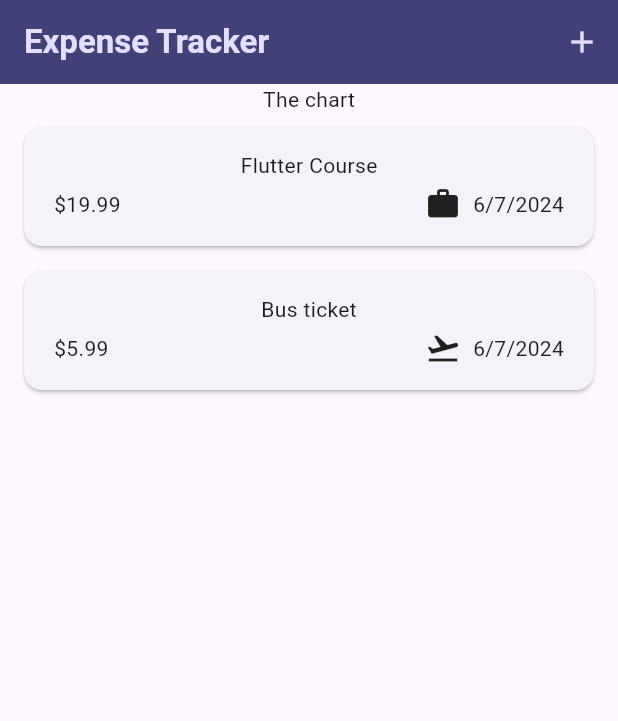
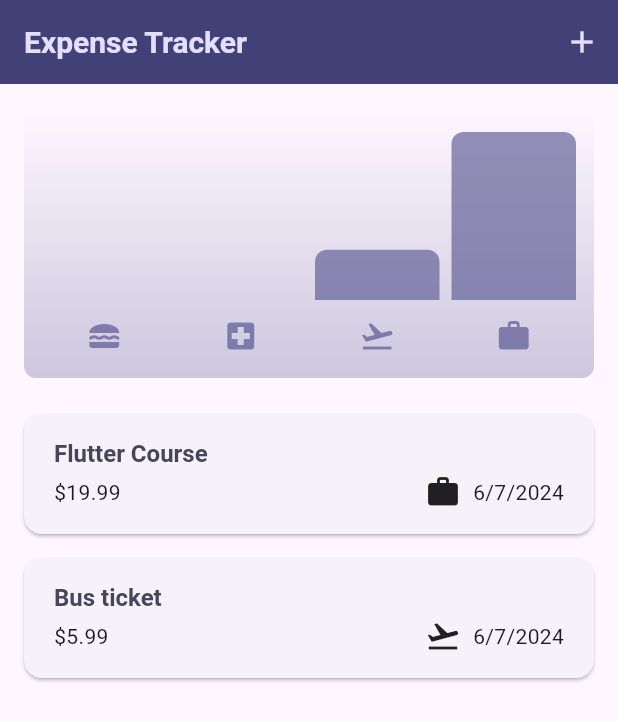
Before and after one commit to aezakmi7/expense_tracker, a Flutter app: the screen it shows after launch, on a phone screen of 412 x 824 dp. Shown: the top 721 px of the screen. Run offline on Flutter 3.47's test engine with Material 3 defaults, Android fonts, the phone set to English and light mode, and no system bars.

Commit message:
Implemented chart of expenses

```diff
--- a/lib/datamodel/expense.dart
+++ b/lib/datamodel/expense.dart
@@ -33,3 +33,28 @@ class Expense {
     return formatter.format(date);
   }
 }
+
+class ExpenseBucket {
+  const ExpenseBucket({
+    required this.category,
+    required this.expenses,
+  });
+
+  ExpenseBucket.forCategory(List<Expense> allExpenses, this.category)
+      : expenses = allExpenses
+            .where((expense) => expense.category == category)
+            .toList();
+
+  final Category category;
+  final List<Expense> expenses;
+
+  double get totalExpenses {
+    double sum = 0;
+
+    for (final expense in expenses) {
+      sum += expense.amount;
+    }
+
+    return sum;
+  }
+}
--- a/lib/main.dart
+++ b/lib/main.dart
@@ -3,6 +3,11 @@ import 'package:flutter/material.dart';
 
 var kColorScheme = ColorScheme.fromSeed(
   seedColor: const Color.fromARGB(255, 47, 0, 255),
+);
+
+var kDarkColorScheme = ColorScheme.fromSeed(
+  brightness: Brightness.dark,
+  seedColor: const Color.fromARGB(255, 26, 0, 141),
 );
 
 void main() {
@@ -16,6 +21,21 @@ class MyApp extends StatelessWidget {
   @override
   Widget build(BuildContext context) {
     return MaterialApp(
+      darkTheme: ThemeData.dark().copyWith(
+        colorScheme: kDarkColorScheme,
+        cardTheme: const CardTheme().copyWith(
+          margin: const EdgeInsets.symmetric(
+            horizontal: 16,
+            vertical: 8,
+          ),
+        ),
+        elevatedButtonTheme: ElevatedButtonThemeData(
+          style: ElevatedButton.styleFrom(
+            backgroundColor: kDarkColorScheme.primaryContainer,
+            foregroundColor: kDarkColorScheme.onPrimaryContainer,
+          ),
+        ),
+      ),
       theme: ThemeData().copyWith(
         colorScheme: kColorScheme,
         appBarTheme: const AppBarTheme().copyWith(
@@ -37,9 +57,11 @@ class MyApp extends StatelessWidget {
               titleLarge: TextStyle(
                 fontWeight: FontWeight.bold,
                 color: kColorScheme.onSecondaryContainer,
+                fontSize: 16,
               ),
             ),
       ),
+      themeMode: ThemeMode.system,
       debugShowCheckedModeBanner: false,
       home: const Expenses(),
     );
--- /dev/null
+++ b/lib/widgets/chart/chart.dart
@@ -0,0 +1,94 @@
+import 'package:expense_tracker/datamodel/expense.dart';
+import 'package:expense_tracker/widgets/chart/chart_bar.dart';
+import 'package:flutter/material.dart';
+
+class Chart extends StatelessWidget {
+  const Chart({super.key, required this.expenses});
+
+  final List<Expense> expenses;
+
+  List<ExpenseBucket> get buckets {
+    return [
+      ExpenseBucket.forCategory(expenses, Category.food),
+      ExpenseBucket.forCategory(expenses, Category.health),
+      ExpenseBucket.forCategory(expenses, Category.travel),
+      ExpenseBucket.forCategory(expenses, Category.work),
+    ];
+  }
+
+  double get maxTotalExpense {
+    double maxTotalExpense = 0;
+
+    for (final bucket in buckets) {
+      if (bucket.totalExpenses > maxTotalExpense) {
+        maxTotalExpense = bucket.totalExpenses;
+      }
+    }
+
+    return maxTotalExpense;
+  }
+
+  @override
+  Widget build(BuildContext context) {
+    final isDarkMode =
+        MediaQuery.of(context).platformBrightness == Brightness.dark;
+    return Container(
+      margin: const EdgeInsets.all(16),
+      padding: const EdgeInsets.symmetric(
+        vertical: 16,
+        horizontal: 8,
+      ),
+      width: double.infinity,
+      height: 180,
+      decoration: BoxDecoration(
+        borderRadius: BorderRadius.circular(8),
+        gradient: LinearGradient(
+          colors: [
+            Theme.of(context).colorScheme.primary.withOpacity(0.3),
+            Theme.of(context).colorScheme.primary.withOpacity(0.0)
+          ],
+          begin: Alignment.bottomCenter,
+          end: Alignment.topCenter,
+        ),
+      ),
+      child: Column(
+        children: [
+          Expanded(
+            child: Row(
+              crossAxisAlignment: CrossAxisAlignment.end,
+              children: [
+                for (final bucket in buckets) // alternative to map()
+                  ChartBar(
+                    fill: bucket.totalExpenses == 0
+                        ? 0
+                        : bucket.totalExpenses / maxTotalExpense,
+                  )
+              ],
+            ),
+          ),
+          const SizedBox(height: 12),
+          Row(
+            children: buckets
+                .map(
+                  (bucket) => Expanded(
+                    child: Padding(
+                      padding: const EdgeInsets.symmetric(horizontal: 4),
+                      child: Icon(
+                        categoryIcons[bucket.category],
+                        color: isDarkMode
+                            ? Theme.of(context).colorScheme.secondary
+                            : Theme.of(context)
+                                .colorScheme
+                                .primary
+                                .withOpacity(0.7),
+                      ),
+                    ),
+                  ),
+                )
+                .toList(),
+          )
+        ],
+      ),
+    );
+  }
+}
--- /dev/null
+++ b/lib/widgets/chart/chart_bar.dart
@@ -0,0 +1,34 @@
+import 'package:flutter/material.dart';
+
+class ChartBar extends StatelessWidget {
+  const ChartBar({
+    super.key,
+    required this.fill,
+  });
+
+  final double fill;
+
+  @override
+  Widget build(BuildContext context) {
+    final isDarkMode =
+        MediaQuery.of(context).platformBrightness == Brightness.dark;
+    return Expanded(
+      child: Padding(
+        padding: const EdgeInsets.symmetric(horizontal: 4),
+        child: FractionallySizedBox(
+          heightFactor: fill,
+          child: DecoratedBox(
+            decoration: BoxDecoration(
+              shape: BoxShape.rectangle,
+              borderRadius:
+                  const BorderRadius.vertical(top: Radius.circular(8)),
+              color: isDarkMode
+                  ? Theme.of(context).colorScheme.secondary
+                  : Theme.of(context).colorScheme.primary.withOpacity(0.65),
+            ),
+          ),
+        ),
+      ),
+    );
+  }
+}
--- a/lib/widgets/expenses-list/expense_item.dart
+++ b/lib/widgets/expenses-list/expense_item.dart
@@ -15,8 +15,12 @@ class ExpenseItem extends StatelessWidget {
           vertical: 16,
         ),
         child: Column(
+          crossAxisAlignment: CrossAxisAlignment.start,
           children: [
-            Text(expense.title),
+            Text(
+              expense.title,
+              style: Theme.of(context).textTheme.titleLarge,
+            ),
             const SizedBox(height: 4),
             Row(
               children: [
--- a/lib/widgets/expenses-list/expenses_list.dart
+++ b/lib/widgets/expenses-list/expenses_list.dart
@@ -19,6 +19,13 @@ class ExpensesList extends StatelessWidget {
       itemCount: expenses.length,
       itemBuilder: (context, index) => Dismissible(
         key: ValueKey(expenses[index]),
+        background: Container(
+          margin: Theme.of(context).cardTheme.margin,
+          decoration: BoxDecoration(
+            borderRadius: BorderRadius.circular(20),
+            color: Theme.of(context).colorScheme.error.withOpacity(0.75),
+          ),
+        ),
         child: ExpenseItem(expenses[index]),
         onDismissed: (direction) {
           onRemoveExpense(expenses[index]);
--- a/lib/widgets/expenses.dart
+++ b/lib/widgets/expenses.dart
@@ -1,4 +1,5 @@
 import 'package:expense_tracker/datamodel/expense.dart';
+import 'package:expense_tracker/widgets/chart/chart.dart';
 import 'package:expense_tracker/widgets/expenses-list/expenses_list.dart';
 import 'package:expense_tracker/widgets/new_expense.dart';
 import 'package:flutter/material.dart';
@@ -80,7 +81,12 @@ class _ExpensesState extends State<Expenses> {
 
     return Scaffold(
       appBar: AppBar(
-        title: const Text('Expense Tracker'),
+        title: const Text(
+          'Expense Tracker',
+          style: TextStyle(
+            fontSize: 20,
+          ),
+        ),
         actions: [
           IconButton(
             onPressed: _openAddExpenseOverlay,
@@ -90,7 +96,7 @@ class _ExpensesState extends State<Expenses> {
       ),
       body: Column(
         children: [
-          const Text('The chart'),
+          Chart(expenses: _registeredExpenses),
           Expanded(
             child: mainContent,
           ),
```
